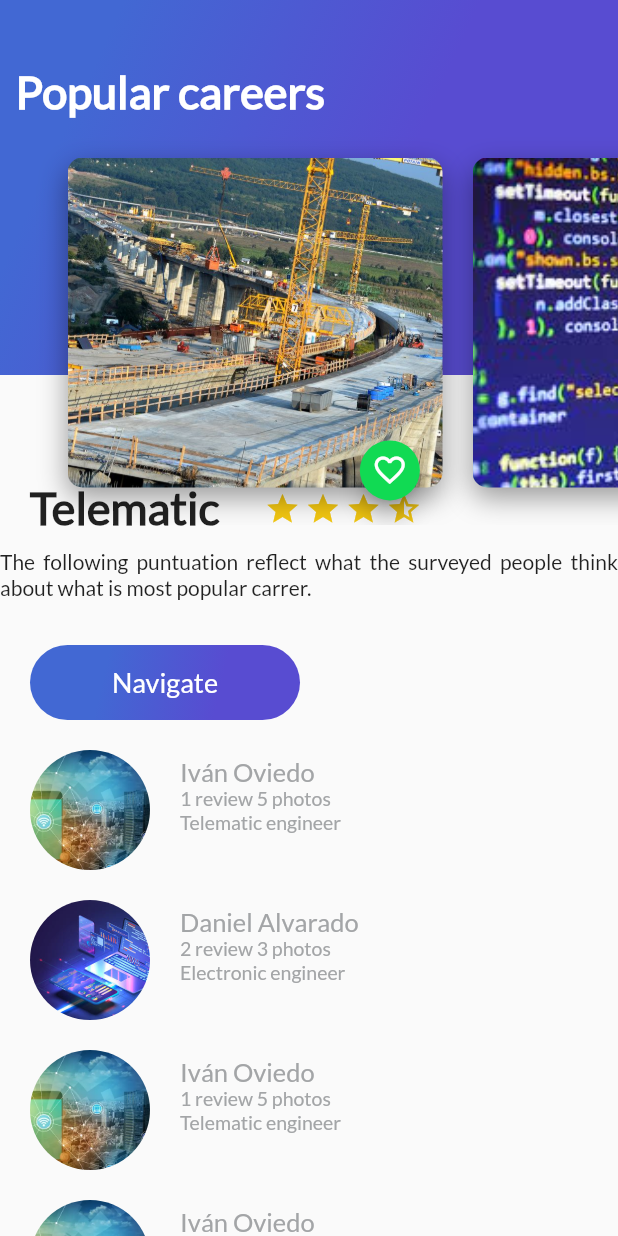
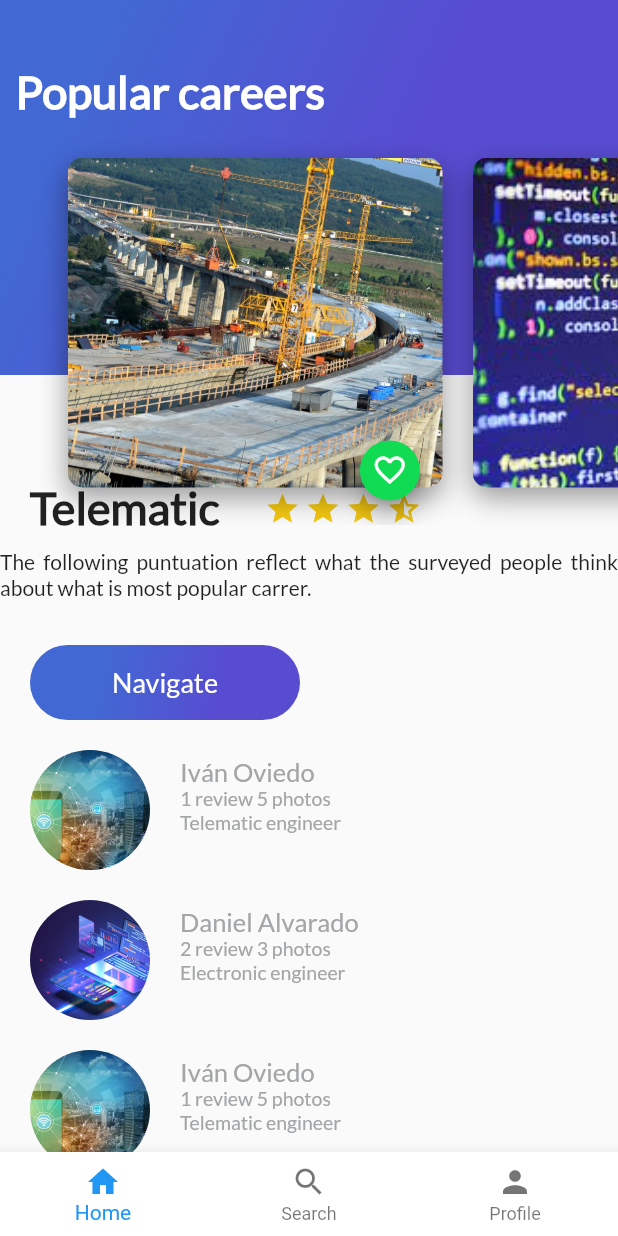
Before and after one commit to ioviedodev/trip_app, a Flutter app: the screen it shows after launch, on a phone screen of 412 x 824 dp. Run offline on Flutter 3.47's test engine with Material 2 defaults, Android fonts, the phone set to English and light mode, and no system bars.

Commit message:
Adding bottonNavigationBar

```diff
--- /dev/null
+++ b/lib/home_trips.dart
@@ -0,0 +1,27 @@
+import 'package:flutter/material.dart';
+import 'description_place.dart';
+import 'review_list.dart';
+import 'header_appbar.dart';
+
+class HomeTrips extends StatelessWidget{
+  const HomeTrips({super.key});
+
+  @override
+  Widget build(BuildContext context) {
+    // TODO: implement build
+    return Stack( // GradientBack()
+      children: <Widget>[
+        ListView(
+          children: <Widget>[
+            DescriptionPlace("Telematic",2,"The following puntuation reflect what the surveyed people think about what is most popular carrer."),
+            const ReviewList()
+            // ContactDetailList(),
+          ],
+        ),
+        HeaderAppBar("careers")//candidates
+      ],
+    );
+  }
+
+
+}
--- a/lib/main.dart
+++ b/lib/main.dart
@@ -5,6 +5,7 @@ import 'gradient_back.dart';
 import 'package:flutter/services.dart';
 import 'package:trip_app/header_appbar.dart';
 import 'contact_detail_list.dart';
+import 'trips.dart';
 
 void main() {
 
@@ -35,28 +36,7 @@ class MyApp extends StatelessWidget {
         // is not restarted.
         primarySwatch: Colors.blue,
       ),
-      home: Scaffold
-        (
-          // appBar: AppBar(
-          //
-          //   title: const Text("Second Challenge"),
-          //   centerTitle: true,
-          // ),
-          body:
-          Stack( // GradientBack()
-            children: <Widget>[
-             ListView(
-               children: <Widget>[
-                     DescriptionPlace("Telematic",2,"The following puntuation reflect what the surveyed people think about what is most popular carrer."),
-                     const ReviewList()
-                  // ContactDetailList(),
-               ],
-             ),
-              HeaderAppBar("careers")//candidates
-            ],
-          )
-
-      )
+      home: const Trips(),
 
     );
   }
--- /dev/null
+++ b/lib/trips.dart
@@ -0,0 +1,39 @@
+import 'package:flutter/material.dart';
+import 'package:trip_app/home_trips.dart';
+
+class Trips extends StatelessWidget{
+  const Trips({super.key});
+
+  @override
+  Widget build(BuildContext context) {
+
+    return Scaffold(
+      body: const HomeTrips(),
+      bottomNavigationBar: Theme(
+        data: Theme.of(context).copyWith(
+          canvasColor: Colors.white,
+          primaryColor: Colors.purple
+        ),
+        child: BottomNavigationBar(
+          items: const [
+            BottomNavigationBarItem(
+                icon: Icon(Icons.home),
+                label: "Home"
+            ),
+            BottomNavigationBarItem(
+              icon: Icon(Icons.search),
+                label: "Search"
+            ),
+            BottomNavigationBarItem(
+              icon: Icon(Icons.person),
+                label: "Profile"
+            ),
+
+          ],
+        ),
+      ),
+    );
+  }
+
+
+}
```
